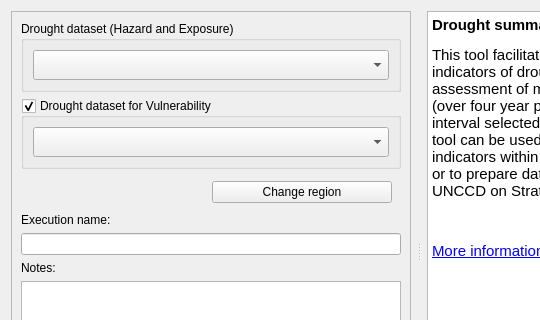
Above: LDMP/gui/DlgCalculateDroughtSummary.ui from ConservationInternational/trends.earth before the change; both pictures show x 0 to 540 and y 0 to 320 of the 694 by 530 pixel window. Below: the same form after it.
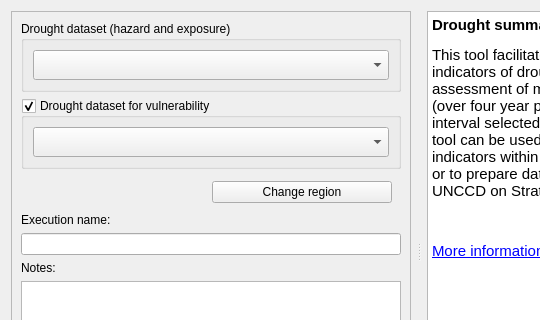
That is the form after the change. Custom widgets are drawn as their Qt base class.

What changed in the file:
```diff
--- a/LDMP/gui/DlgCalculateDroughtSummary.ui
+++ b/LDMP/gui/DlgCalculateDroughtSummary.ui
@@ -99,7 +99,7 @@
               </font>
              </property>
              <property name="title">
-              <string>Drought dataset (Hazard and Exposure)</string>
+              <string>Drought dataset (hazard and exposure)</string>
              </property>
              <layout class="QVBoxLayout" name="verticalLayout_8">
               <item>
@@ -151,7 +151,7 @@
               </font>
              </property>
              <property name="title">
-              <string>Drought dataset for Vulnerability</string>
+              <string>Drought dataset for vulnerability</string>
              </property>
              <property name="checkable">
               <bool>true</bool>
```
